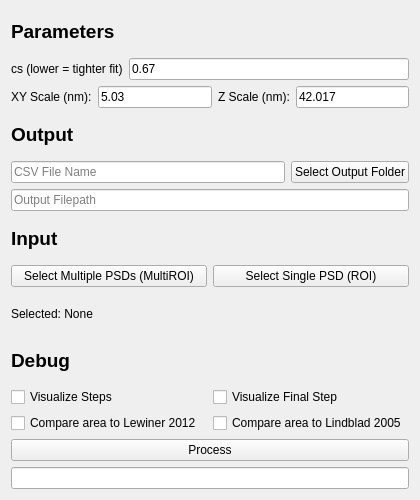
Old version of the form mainformpancake3d.ui in the repository AlexanderJCS/3D-Pancake.
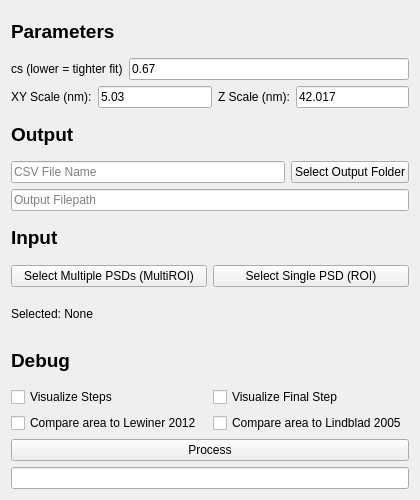
New version of the form. Custom widgets are drawn as their Qt base class.

```diff
--- a/mainformpancake3d.ui
+++ b/mainformpancake3d.ui
@@ -139,7 +139,7 @@
       </font>
      </property>
      <property name="text">
-      <string>Input</string>
+      <string>&lt;html&gt;&lt;head/&gt;&lt;body&gt;&lt;p&gt;Input&lt;/p&gt;&lt;/body&gt;&lt;/html&gt;</string>
      </property>
     </widget>
    </item>
```
Left out of the diff: 6 changed lines with no effect on the pictures.
